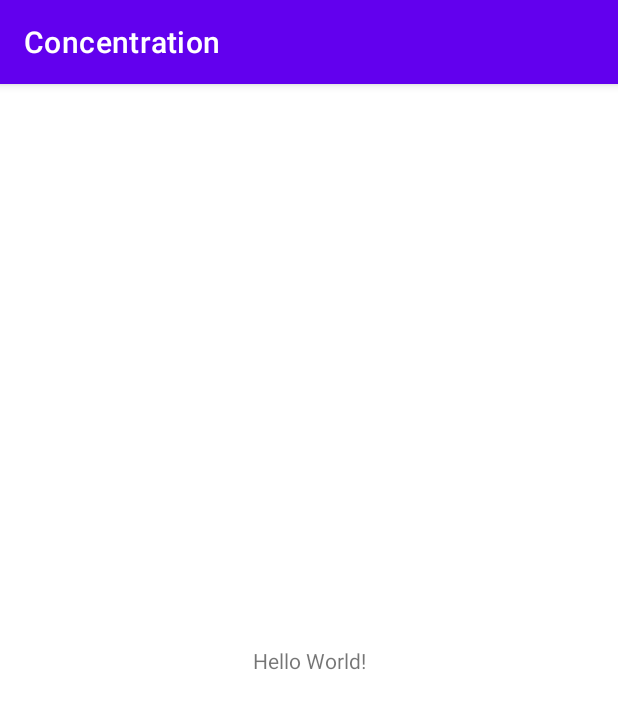
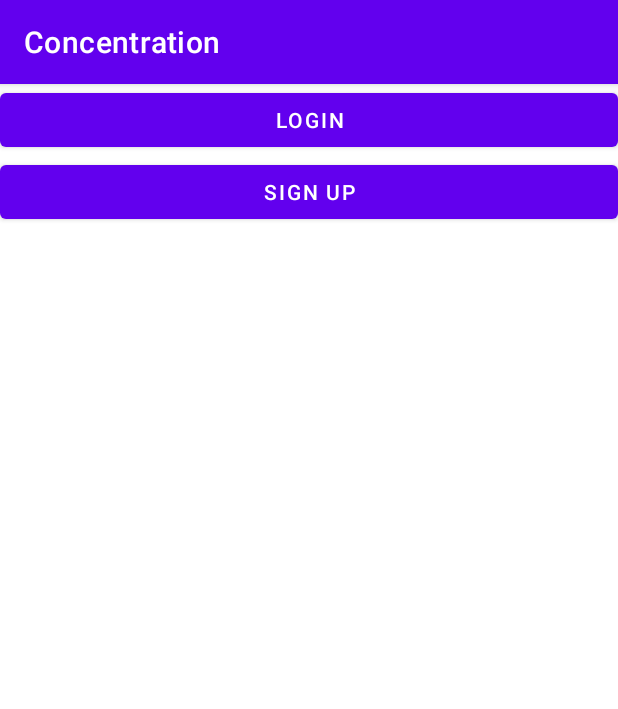
Before and after one commit to Ricecrackerz/Concentration, an Android app: the screen it shows after launch (MainActivity), on a phone screen of 412 x 824 dp. Shown: the top 709 px of the screen. Run offline under Robolectric (Android 15) with nearby library versions, the phone set to English and light mode, and no system bars.

Commit message:
Starting Main Screen

```diff
--- a/app/src/main/res/layout/activity_main.xml
+++ b/app/src/main/res/layout/activity_main.xml
@@ -1,18 +1,25 @@
 <?xml version="1.0" encoding="utf-8"?>
-<androidx.constraintlayout.widget.ConstraintLayout xmlns:android="http://schemas.android.com/apk/res/android"
+<LinearLayout
+    xmlns:android="http://schemas.android.com/apk/res/android"
     xmlns:app="http://schemas.android.com/apk/res-auto"
     xmlns:tools="http://schemas.android.com/tools"
     android:layout_width="match_parent"
-    android:layout_height="match_parent"
+    android:layout_height="wrap_content"
+    android:orientation="vertical"
     tools:context=".MainActivity">
 
-    <TextView
-        android:layout_width="wrap_content"
+    <Button
+        android:id="@+id/btnLogin"
+        android:layout_width="match_parent"
         android:layout_height="wrap_content"
-        android:text="Hello World!"
-        app:layout_constraintBottom_toBottomOf="parent"
-        app:layout_constraintLeft_toLeftOf="parent"
-        app:layout_constraintRight_toRightOf="parent"
-        app:layout_constraintTop_toTopOf="parent" />
+        android:layout_weight="1"
+        android:text="Login" />
 
-</androidx.constraintlayout.widget.ConstraintLayout>
+    <Button
+        android:id="@+id/btnSignUp"
+        android:layout_width="match_parent"
+        android:layout_height="wrap_content"
+        android:layout_weight="1"
+        android:text="Sign Up" />
+
+</LinearLayout>
```
